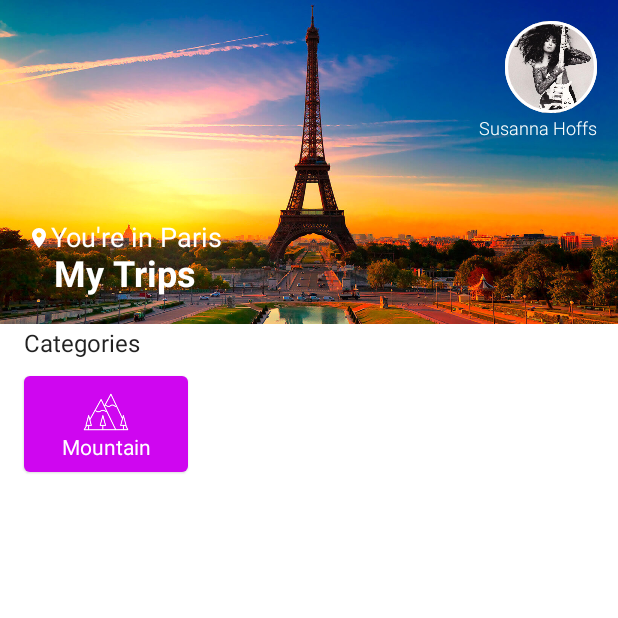
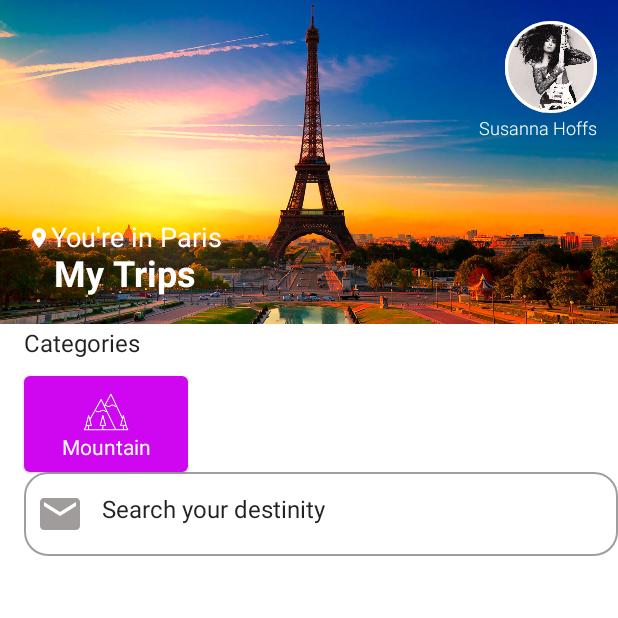
Before and after one commit to Xul14/Login-Surface, an Android app built with Jetpack Compose: the HomeActivity screen opened directly, with no data from a screen before it, on a phone screen of 412 x 824 dp, the top half of it. Run offline under Robolectric (Android 15) with nearby library versions, the phone set to English and light mode, and no system bars.

Commit message:
Conceitos de Bd

```diff
--- a/app/src/main/java/br/senai/sp/jandira/triproom/HomeActivity.kt
+++ b/app/src/main/java/br/senai/sp/jandira/triproom/HomeActivity.kt
@@ -5,17 +5,21 @@ import androidx.activity.ComponentActivity
 import androidx.activity.compose.setContent
 import androidx.compose.foundation.BorderStroke
 import androidx.compose.foundation.Image
+import androidx.compose.foundation.background
 import androidx.compose.foundation.layout.*
 import androidx.compose.foundation.lazy.LazyRow
 import androidx.compose.foundation.shape.CircleShape
 import androidx.compose.foundation.shape.RoundedCornerShape
+import androidx.compose.foundation.text.KeyboardOptions
 import androidx.compose.material.*
 import androidx.compose.runtime.Composable
 import androidx.compose.ui.Alignment
 import androidx.compose.ui.Modifier
 import androidx.compose.ui.graphics.Color
 import androidx.compose.ui.res.painterResource
+import androidx.compose.ui.res.stringResource
 import androidx.compose.ui.text.font.FontWeight
+import androidx.compose.ui.text.input.KeyboardType
 import androidx.compose.ui.tooling.preview.Preview
 import androidx.compose.ui.unit.dp
 import androidx.compose.ui.unit.sp
@@ -39,7 +43,11 @@ fun HomeScreen() {
 
     Surface(modifier = Modifier.fillMaxSize()) {
 
-        Column(modifier = Modifier.fillMaxSize()) {
+        Column(
+            modifier = Modifier
+                .fillMaxSize()
+                .background(Color(160, 156, 156, 1))
+        ) {
 
             Box(
                 modifier = Modifier
@@ -151,9 +159,24 @@ fun HomeScreen() {
                         }
 
 
-
                     }
                 }
+
+                OutlinedTextField(
+                    value = "Search your destinity",
+                    onValueChange = {},
+                    modifier = Modifier.fillMaxWidth(),
+                    shape = RoundedCornerShape(16.dp),
+                    keyboardOptions = KeyboardOptions(keyboardType = KeyboardType.Email),
+                    leadingIcon = {
+                        Icon(
+                            painter = painterResource(id = R.drawable.baseline_email_24),
+                            contentDescription = null,
+                            modifier = Modifier.size(32.dp),
+                            tint = Color(160, 156, 156, 255)
+                        )
+                    }
+                )
             }
         }
     }
```
Also changed, not shown: app/src/main/java/br/senai/sp/jandira/triproom/dao/TripDb.kt (added, +30 -0 lines), app/src/main/java/br/senai/sp/jandira/triproom/dao/UserDao.kt (added, +21 -0 lines), app/src/main/java/br/senai/sp/jandira/triproom/repository/UserRepository.kt (added, +15 -0 lines).
